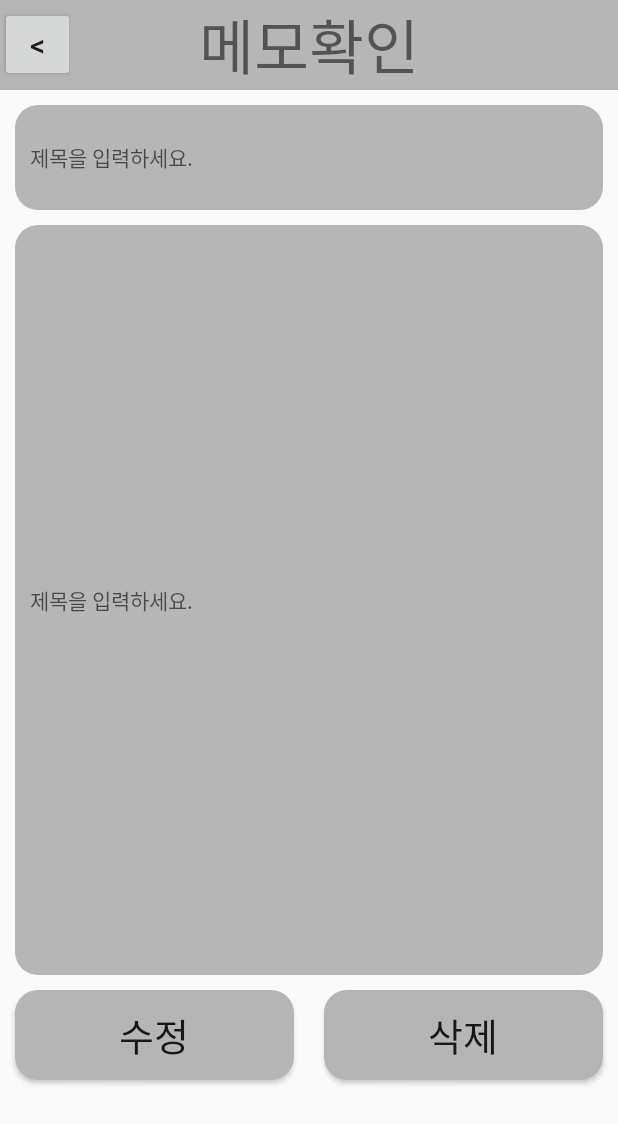
After one commit to donghee0901/Memo, an Android app: the MemoViewActivity screen opened directly, with no data from a screen before it, on a phone screen of 412 x 824 dp. The commit adds this screen. Shown: the top 1124 px of the screen. Run offline under Robolectric (Android 15) with nearby library versions, the phone set to English and light mode, and no system bars.

Commit message:
Add memoViewActivity

```diff
--- a/app/src/main/AndroidManifest.xml
+++ b/app/src/main/AndroidManifest.xml
@@ -9,7 +9,8 @@
         android:roundIcon="@mipmap/ic_launcher_round"
         android:supportsRtl="true"
         android:theme="@style/AppTheme">
-        <activity android:name=".AddMemoActivity"></activity>
+        <activity android:name=".MemoViewActivity"></activity>
+        <activity android:name=".AddMemoActivity" />
         <activity android:name=".MainActivity">
             <intent-filter>
                 <action android:name="android.intent.action.MAIN" />
--- a/app/src/main/java/com/example/memo/AddMemoActivity.java
+++ b/app/src/main/java/com/example/memo/AddMemoActivity.java
@@ -56,11 +56,10 @@ public class AddMemoActivity extends AppCompatActivity {
                         test.title = addTitle.getText().toString();
                         test.content = addContent.getText().toString();
                         db.memoDao().insert(test);
+                        Intent i = new Intent(getApplicationContext(), MainActivity.class); //새로운 액티비티로 넘어가기 위한 변수
+                        startActivity(i); //새 액티비티 띄우기
+                        finishAffinity();
                     }).start();
-
-                    Intent i = new Intent(getApplicationContext(), MainActivity.class); //새로운 액티비티로 넘어가기 위한 변수
-                    startActivity(i); //새 액티비티 띄우기
-                    finishAffinity();
                 }
             }
         });
--- /dev/null
+++ b/app/src/main/java/com/example/memo/MemoViewActivity.java
@@ -0,0 +1,14 @@
+package com.example.memo;
+
+import androidx.appcompat.app.AppCompatActivity;
+
+import android.os.Bundle;
+
+public class MemoViewActivity extends AppCompatActivity {
+
+    @Override
+    protected void onCreate(Bundle savedInstanceState) {
+        super.onCreate(savedInstanceState);
+        setContentView(R.layout.activity_memo_view);
+    }
+}
--- /dev/null
+++ b/app/src/main/res/layout/activity_memo_view.xml
@@ -0,0 +1,85 @@
+<?xml version="1.0" encoding="utf-8"?>
+<LinearLayout xmlns:android="http://schemas.android.com/apk/res/android"
+    xmlns:app="http://schemas.android.com/apk/res-auto"
+    xmlns:tools="http://schemas.android.com/tools"
+    android:layout_width="match_parent"
+    android:layout_height="match_parent"
+    tools:context=".MainActivity"
+    android:id="@+id/mainView"
+    android:orientation="vertical">
+
+    <FrameLayout
+        android:layout_height="wrap_content" android:layout_width="match_parent"
+        android:background="#B6B6B6">
+
+        <TextView
+            android:layout_width="wrap_content"
+            android:layout_height="wrap_content"
+            android:text="메모확인"
+            android:textSize="40sp"
+            android:layout_gravity="center_horizontal"/>
+
+        <Button
+            android:text="&lt;"
+            android:textSize="20sp"
+            android:id="@+id/back"
+            android:layout_width="50dp"
+            android:layout_height="50dp"
+            android:layout_gravity="left|center_vertical"/>
+
+    </FrameLayout>
+
+    <TextView
+        android:id="@+id/add_title"
+        android:layout_width="match_parent"
+        android:layout_height="70dp"
+        android:layout_margin="10dp"
+        android:padding="10dp"
+        android:gravity="center_vertical"
+        android:background="@drawable/background"
+        android:hint="제목을 입력하세요."
+        />
+
+    <TextView
+        android:id="@+id/add_content"
+        android:layout_width="match_parent"
+        android:layout_height="500dp"
+        android:layout_marginHorizontal="10dp"
+        android:padding="10dp"
+        android:gravity="center_vertical"
+        android:background="@drawable/background"
+        android:hint="제목을 입력하세요."
+        />
+
+    <LinearLayout
+        android:layout_width="match_parent"
+        android:layout_height="wrap_content"
+        android:orientation="horizontal">
+
+        <Button
+            android:id="@+id/modify_button"
+            android:layout_width="match_parent"
+            android:layout_height="60dp"
+            android:layout_weight="1"
+            android:background="@drawable/button_background"
+            android:text="수정"
+            android:textSize="25dp"
+            android:layout_margin="10dp" />
+
+        <Button
+            android:id="@+id/delete_button"
+            android:layout_width="match_parent"
+            android:layout_height="60dp"
+            android:layout_weight="1"
+            android:background="@drawable/button_background"
+            android:text="삭제"
+            android:textSize="25dp"
+            android:layout_margin="10dp" />
+
+    </LinearLayout>
+
+
+
+
+
+</LinearLayout>
```
Also changed, not shown: app/src/main/java/com/example/memo/MainActivity.java (+0 -8 lines).
